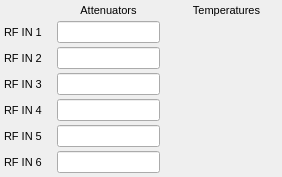
Before: the Qt Designer form new_look/down_converter.ui in cristinasewell/ATCA_PyDM_Screens, drawn with Qt 5.
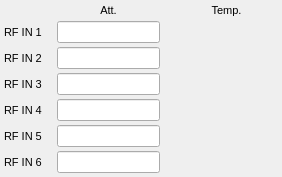
After: the same form once the commit is applied. Custom widgets are drawn as their Qt base class.

Diff of the .ui file:
```diff
--- a/new_look/down_converter.ui
+++ b/new_look/down_converter.ui
@@ -159,7 +159,7 @@
       <string notr="true"/>
      </property>
      <property name="text">
-      <string>Attenuators</string>
+      <string>Att.</string>
      </property>
      <property name="alignment">
       <set>Qt::AlignCenter</set>
@@ -237,7 +237,7 @@
       <string notr="true"/>
      </property>
      <property name="text">
-      <string>Temperatures</string>
+      <string>Temp.</string>
      </property>
      <property name="alignment">
       <set>Qt::AlignCenter</set>
```
